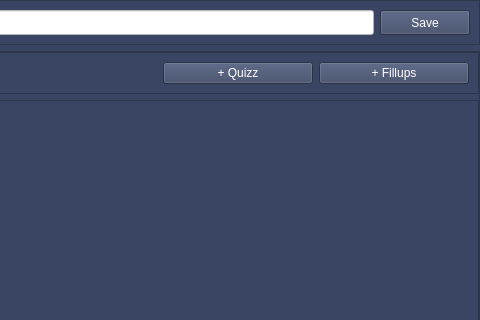
Old version of the form test_Add_frame/sheet_design.ui in the repository SATYAM9717069261/Quizz_Maker; both pictures show x 579 to 1059 and y 0 to 320 of the 1059 by 826 pixel window.
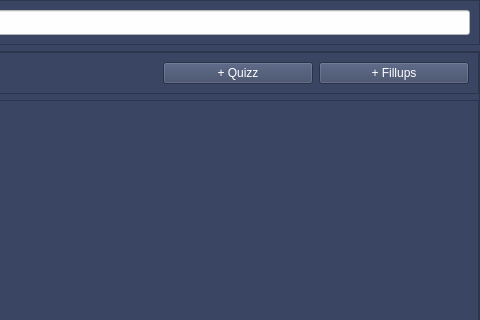
New version of the form.

Commit message: add Base class

The edit to the form file:
```diff
--- a/test_Add_frame/sheet_design.ui
+++ b/test_Add_frame/sheet_design.ui
@@ -103,25 +103,6 @@
         </property>
        </widget>
       </item>
-      <item>
-       <widget class="QPushButton" name="top_Save_btn">
-        <property name="minimumSize">
-         <size>
-          <width>90</width>
-          <height>25</height>
-         </size>
-        </property>
-        <property name="maximumSize">
-         <size>
-          <width>150</width>
-          <height>60</height>
-         </size>
-        </property>
-        <property name="text">
-         <string>Save</string>
-        </property>
-       </widget>
-      </item>
      </layout>
     </widget>
    </item>
```
Left out of the diff: 4 changed lines with no effect on the pictures. The commit also changes 33 other files.
